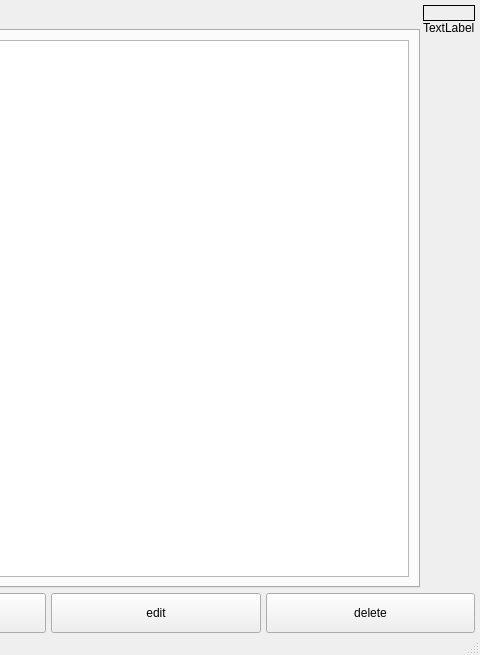
Old version of the form mainwindow.ui in the repository artemsmolyak/books; both pictures show x 597 to 1077 and y 0 to 655 of the 1077 by 655 pixel window.
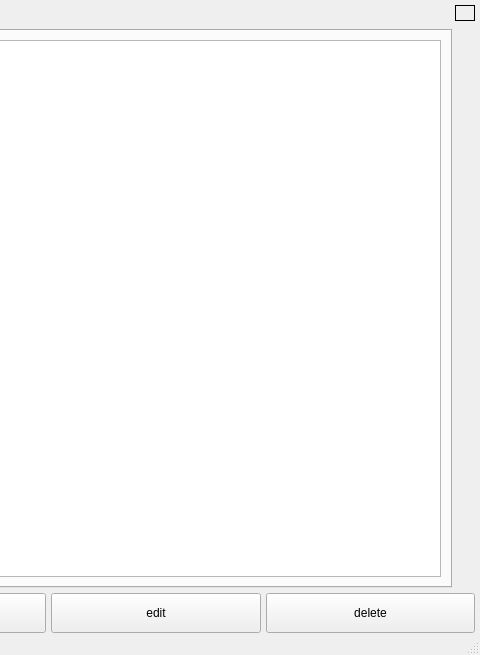
New version of the form. Icons and pictures are not drawn. Custom widgets are drawn as their Qt base class.

Patch:
```diff
--- a/mainwindow.ui
+++ b/mainwindow.ui
@@ -265,7 +265,7 @@
          <item>
           <widget class="QLabel" name="mainIdeaLbl">
            <property name="text">
-            <string>TextLabel</string>
+            <string> </string>
            </property>
           </widget>
          </item>
```
